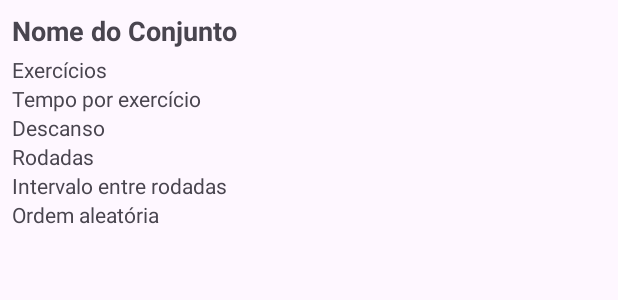
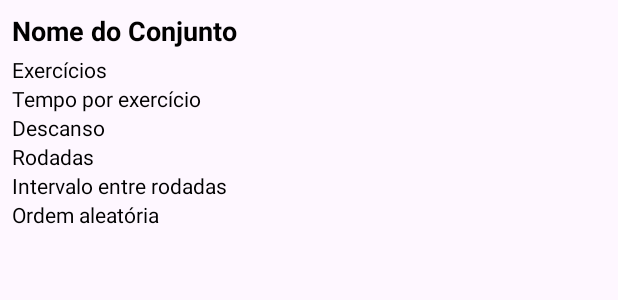
Before and after one commit to ils94/Personal_Trainer_App, an Android app: the layout item_workout_set.xml on its own in the app's theme, with its tools: preview values and no code run, on a phone screen of 412 x 824 dp. Shown: the top 300 px of the screen. Run offline under Robolectric (Android 15) with nearby library versions, the phone set to English and light mode, and no system bars.

Commit message:
recolocado codigo removido.

```diff
--- a/app/src/main/res/layout/item_workout_set.xml
+++ b/app/src/main/res/layout/item_workout_set.xml
@@ -10,6 +10,7 @@
         android:layout_height="wrap_content"
         android:paddingBottom="4dp"
         android:text="Nome do Conjunto"
+        android:textColor="@android:color/black"
         android:textSize="18sp"
         android:textStyle="bold" />
 
@@ -18,36 +19,42 @@
         android:layout_width="wrap_content"
         android:layout_height="wrap_content"
         android:text="Exercícios"
+        android:textColor="@android:color/black"
         android:textSize="14sp" />
 
     <TextView
         android:id="@+id/exerciseTimeTextView"
         android:layout_width="wrap_content"
         android:layout_height="wrap_content"
-        android:text="Tempo por exercício" />
+        android:text="Tempo por exercício"
+        android:textColor="@android:color/black" />
 
     <TextView
         android:id="@+id/restTimeTextView"
         android:layout_width="wrap_content"
         android:layout_height="wrap_content"
-        android:text="Descanso" />
+        android:text="Descanso"
+        android:textColor="@android:color/black" />
 
     <TextView
         android:id="@+id/roundsTextView"
         android:layout_width="wrap_content"
         android:layout_height="wrap_content"
-        android:text="Rodadas" />
+        android:text="Rodadas"
+        android:textColor="@android:color/black" />
 
     <TextView
         android:id="@+id/roundIntervalTextView"
         android:layout_width="wrap_content"
         android:layout_height="wrap_content"
-        android:text="Intervalo entre rodadas" />
+        android:text="Intervalo entre rodadas"
+        android:textColor="@android:color/black" />
 
     <TextView
         android:id="@+id/randomOrderTextView"
         android:layout_width="wrap_content"
         android:layout_height="wrap_content"
-        android:text="Ordem aleatória" />
+        android:text="Ordem aleatória"
+        android:textColor="@android:color/black" />
 
 </LinearLayout>
```
Also changed, not shown: app/src/main/java/com/droidev/personaltrainer/WorkoutSetsActivity.java (+46 -1 lines).
